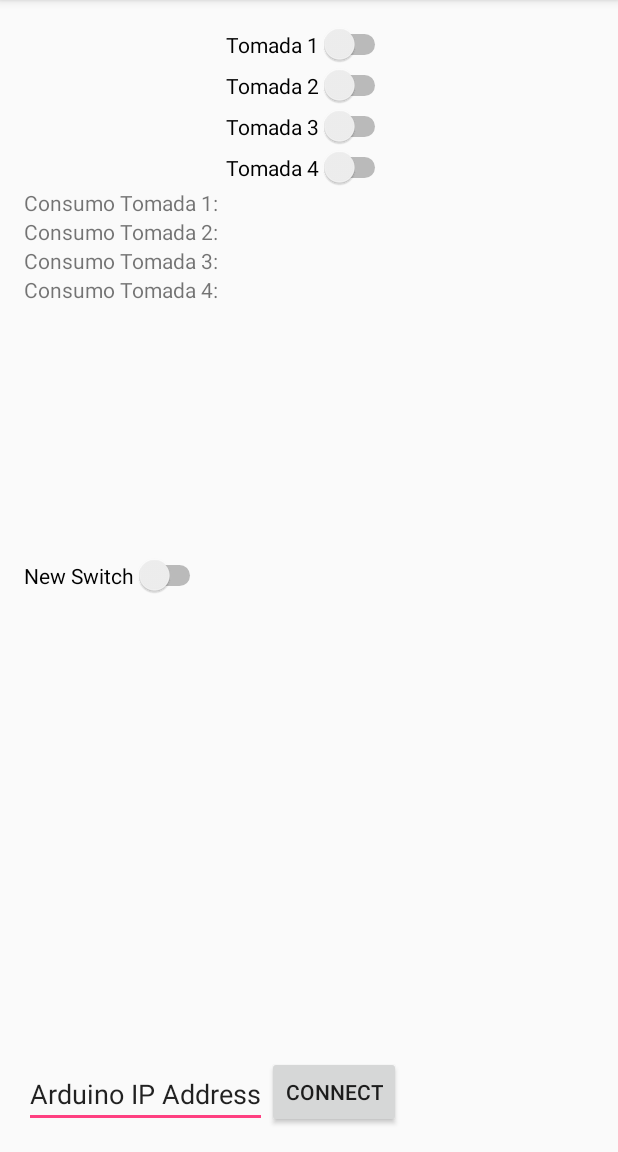
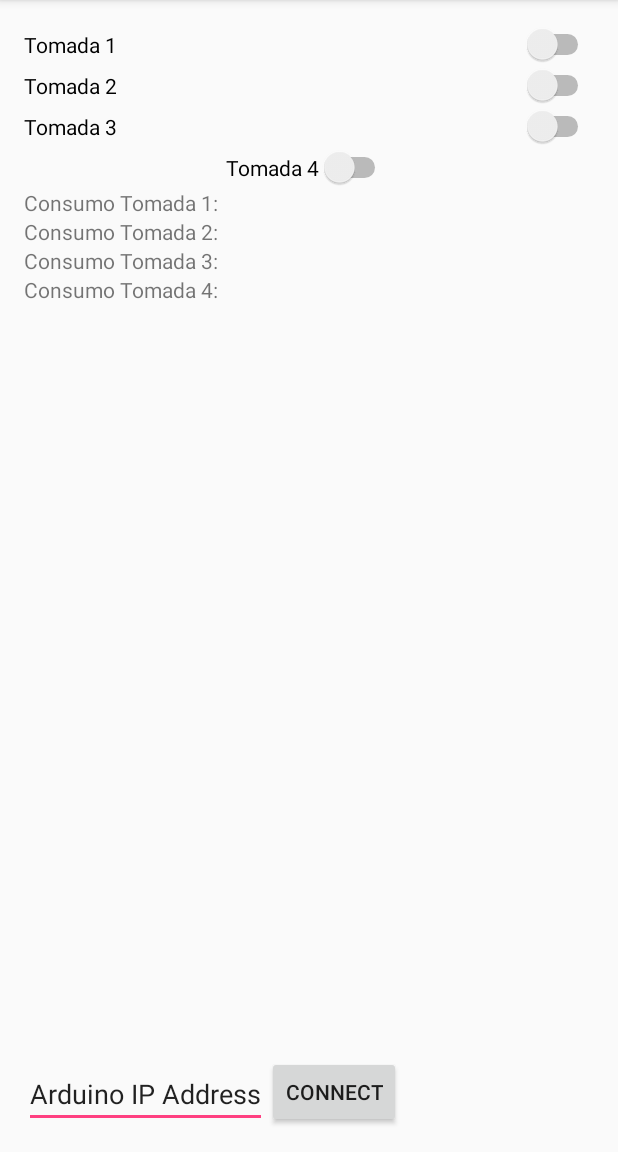
Before and after one commit to mariomenezes/ProjetoTCC, an Android app: the screen it shows after launch (MainActivity), on a phone screen of 412 x 824 dp, the part 84-1236 px from its top. Run offline under Robolectric (Android 15) with nearby library versions, the phone set to English and light mode, and no system bars; libraries missing offline, so code that uses them is left out: weka.associations, weka.core, weka.core.converters; 9 statements that could not run were skipped.

Commit message:
algumas correcoes status do botao

```diff
--- a/app/src/main/java/com/mmc/nanopower/MainActivity.java
+++ b/app/src/main/java/com/mmc/nanopower/MainActivity.java
@@ -2,9 +2,7 @@ package com.mmc.nanopower;
 
 import android.Manifest;
 import android.app.Activity;
-import android.content.Intent;
 import android.content.pm.PackageManager;
-import android.net.Uri;
 import android.support.v4.app.ActivityCompat;
 import android.support.v7.app.AppCompatActivity;
 import android.os.Bundle;
@@ -14,10 +12,12 @@ import android.widget.Button;
 import android.widget.CompoundButton;
 import android.widget.Switch;
 
-import com.mmc.nanopower.communication.SwitchStateListen;
+import com.mmc.nanopower.communication.SwitchStateListen1;
 import com.mmc.nanopower.Classification.AprioriClassifi;
-import com.mmc.nanopower.Genetic.TSP_GA;
 import com.mmc.nanopower.communication.ArduinoPostRequest;
+import com.mmc.nanopower.communication.SwitchStateListen2;
+import com.mmc.nanopower.communication.SwitchStateListen3;
+import com.mmc.nanopower.communication.SwitchStateListen4;
 
 
 //TODO provavelmente criar outra thread para verificar o estado dos botoes(dentro do onlistener nao funciona)
@@ -46,7 +46,14 @@ public class MainActivity extends AppCompatActivity {
         tomada_switch3 = (Switch) findViewById(R.id.tomada_switch3);
         tomada_switch4 = (Switch) findViewById(R.id.tomada_switch4);
 
-        new SwitchStateListen(tomada_switch1,tomada_switch2,tomada_switch3,tomada_switch4).execute();
+        new SwitchStateListen1(tomada_switch1).execute("tomada1");
+        new SwitchStateListen2(tomada_switch2).execute("tomada2");
+        new SwitchStateListen3(tomada_switch3).execute("tomada3");
+        new SwitchStateListen4(tomada_switch4).execute("tomada4");
+        //AsyncTask<String, Void, Boolean> s = new SwitchStateListen1(tomada_switch2).execute("tomada2");
+        //s.execute("tomada2");
+//        new SwitchStateListen1(tomada_switch3).execute("tomada3");
+//        new SwitchStateListen1(tomada_switch4).execute("tomada4");
 
         tomada_switch1.setOnCheckedChangeListener(new CompoundButton.OnCheckedChangeListener() {
 
@@ -156,7 +163,7 @@ public class MainActivity extends AppCompatActivity {
         //tomada_switch4.setChecked(true);
 
         //TSP_GA genetico = new TSP_GA(50, 100);
-//        SwitchStateListen s = new SwitchStateListen(tomada_switch1, tomada_switch2,tomada_switch3,tomada_switch4);
+//        SwitchStateListen1 s = new SwitchStateListen1(tomada_switch1, tomada_switch2,tomada_switch3,tomada_switch4);
         //s.execute("teste");
         //String stemp = s.getLinha();
         //s.setEstadoTomada(stemp);
--- a/app/src/main/java/com/mmc/nanopower/communication/SwitchStateListen.java
+++ b/app/src/main/java/com/mmc/nanopower/communication/SwitchStateListen1.java
@@ -12,27 +12,23 @@ import org.apache.http.impl.client.DefaultHttpClient;
 import java.io.BufferedReader;
 import java.io.InputStreamReader;
 import java.net.URI;
+import java.util.Arrays;
 
 /**
  * Created by mario on 15/09/16.
  */
-public class SwitchStateListen extends AsyncTask<String, Void, Boolean> {
+public class SwitchStateListen1 extends AsyncTask<String, String, Boolean> {
 
-    private Switch tomada1;
-    private Switch tomada2;
-    private Switch tomada3;
-    private Switch tomada4;
+    private Switch tomada;
 
-    public SwitchStateListen(Switch s1, Switch s2, Switch s3, Switch s4){
-        tomada1 = s1;
-        tomada2 = s2;
-        tomada3 = s3;
-        tomada4 = s4;
+    public SwitchStateListen1(Switch s){
+        tomada = s;
     }
 
     @Override
     protected Boolean doInBackground(String... params) {
 
+        Log.d("ENTROU", " CLASSE");
         String URL = "http://10.10.0.50/";
         String linha = "";
         Boolean Erro = true;
@@ -40,6 +36,7 @@ public class SwitchStateListen extends AsyncTask<String, Void, Boolean> {
         //if (params.length > 0)
             // faço qualquer coisa com os parâmetros
         while (true) {
+            Log.d("ENTROU", " WHILE");
             try {
 
                 Log.d("TOMADA agora ", " TESTE");
@@ -62,24 +59,59 @@ public class SwitchStateListen extends AsyncTask<String, Void, Boolean> {
                 linha = sb.toString();
 
                 Log.d("TESTANDO", linha);
-                setEstadoTomada(linha);
+                setEstadoTomada(params[0], linha);
+
 
                 Erro = false;
 
-            } catch (Exception e) {
+
+            }catch (Exception except) {
+                Log.e("TESTE ","CRASH StackTrace: "+ Arrays.toString(except.getStackTrace()));
                 Erro = true;
             }
+            /*catch (Exception e) {
+
+
+                Log.d("FALHOU"," TESTE");
+                Erro = true;
+            }*/
+
             return Erro;
-       }
+
+        }
     }
 
-    public void setEstadoTomada(String linha) {
+    public void setEstadoTomada(String id_tomada, String linha) {
 
-        Log.d("CHAMOU", " DOIDO");
-        tomada1.setChecked(linha.contains("te1on"));
-        tomada2.setChecked(linha.contains("te2on"));
-        tomada3.setChecked(linha.contains("te3on"));
-        tomada4.setChecked(linha.contains("te4on"));
+        Log.d("TESTE", " DOIDO");
+        switch(id_tomada) {
+
+            case "tomada1":
+                tomada.setChecked(linha.contains("te1on"));
+                break;
+            case "tomada2":
+                tomada.setChecked(linha.contains("te2on"));
+                break;
+            case "tomada3":
+                tomada.setChecked(linha.contains("te3on"));
+                break;
+            case "tomada4":
+                tomada.setChecked(linha.contains("te4on"));
+                break;
+        }
+        Log.d("CHEGOU", "FINAL");
+    }
+    @Override
+    protected void onProgressUpdate(String... params) {
+        Log.d("TESTE"," UPDATE");
+        // Runs on UI thread after publishProgress(Progress...) is invoked
+        // from doInBackground()
+        //return true;
     }
 
+    @Override
+    protected void onPostExecute(Boolean result) {
+        Log.d("TESTE", " EXECUTE");
+        // Runs on the UI thread after doInBackground()
+    }
 }
--- /dev/null
+++ b/app/src/main/java/com/mmc/nanopower/communication/SwitchStateListen2.java
@@ -0,0 +1,117 @@
+package com.mmc.nanopower.communication;
+
+import android.os.AsyncTask;
+import android.util.Log;
+import android.widget.Switch;
+
+import org.apache.http.HttpResponse;
+import org.apache.http.client.HttpClient;
+import org.apache.http.client.methods.HttpGet;
+import org.apache.http.impl.client.DefaultHttpClient;
+
+import java.io.BufferedReader;
+import java.io.InputStreamReader;
+import java.net.URI;
+import java.util.Arrays;
+
+/**
+ * Created by mario on 15/09/16.
+ */
+public class SwitchStateListen2 extends AsyncTask<String, String, Boolean> {
+
+    private Switch tomada;
+
+    public SwitchStateListen2(Switch s){
+        tomada = s;
+    }
+
+    @Override
+    protected Boolean doInBackground(String... params) {
+
+        Log.d("ENTROU", " CLASSE");
+        String URL = "http://10.10.0.50/";
+        String linha = "";
+        Boolean Erro = true;
+
+        //if (params.length > 0)
+        // faço qualquer coisa com os parâmetros
+        while (true) {
+            Log.d("ENTROU", " WHILE");
+            try {
+
+                Log.d("TOMADA agora ", " TESTE");
+                HttpClient client = new DefaultHttpClient();
+                HttpGet requisicao = new HttpGet();
+                requisicao.setHeader("Content-Type",
+                        "text/plain; charset=utf-8");
+                requisicao.setURI(new URI(URL));
+                HttpResponse resposta = client.execute(requisicao);
+                BufferedReader br = new BufferedReader(new InputStreamReader(
+                        resposta.getEntity().getContent()));
+                StringBuffer sb = new StringBuffer("");
+
+                while ((linha = br.readLine()) != null) {
+                    sb.append(linha);
+                }
+
+                br.close();
+
+                linha = sb.toString();
+
+                Log.d("TESTANDO", linha);
+                setEstadoTomada(params[0], linha);
+
+
+                Erro = false;
+
+
+            }catch (Exception except) {
+                Log.e("TESTE ","CRASH StackTrace: "+ Arrays.toString(except.getStackTrace()));
+                Erro = true;
+            }
+            /*catch (Exception e) {
+
+
+                Log.d("FALHOU"," TESTE");
+                Erro = true;
+            }*/
+
+            return Erro;
+
+        }
+    }
+
+    public void setEstadoTomada(String id_tomada, String linha) {
+
+        Log.d("TESTE", " DOIDO");
+        switch(id_tomada) {
+
+            case "tomada1":
+                tomada.setChecked(linha.contains("te1on"));
+                break;
+            case "tomada2":
+                tomada.setChecked(linha.contains("te2on"));
+                break;
+            case "tomada3":
+                tomada.setChecked(linha.contains("te3on"));
+                break;
+            case "tomada4":
+                tomada.setChecked(linha.contains("te4on"));
+                break;
+        }
+        Log.d("CHEGOU", "FINAL");
+    }
+    @Override
+    protected void onProgressUpdate(String... params) {
+        Log.d("TESTE"," UPDATE");
+        // Runs on UI thread after publishProgress(Progress...) is invoked
+        // from doInBackground()
+        //return true;
+    }
+
+    @Override
+    protected void onPostExecute(Boolean result) {
+        Log.d("TESTE", " EXECUTE");
+        // Runs on the UI thread after doInBackground()
+    }
+}
--- /dev/null
+++ b/app/src/main/java/com/mmc/nanopower/communication/SwitchStateListen3.java
@@ -0,0 +1,117 @@
+package com.mmc.nanopower.communication;
+
+import android.os.AsyncTask;
+import android.util.Log;
+import android.widget.Switch;
+
+import org.apache.http.HttpResponse;
+import org.apache.http.client.HttpClient;
+import org.apache.http.client.methods.HttpGet;
+import org.apache.http.impl.client.DefaultHttpClient;
+
+import java.io.BufferedReader;
+import java.io.InputStreamReader;
+import java.net.URI;
+import java.util.Arrays;
+
+/**
+ * Created by mario on 15/09/16.
+ */
+public class SwitchStateListen3 extends AsyncTask<String, String, Boolean> {
+
+    private Switch tomada;
+
+    public SwitchStateListen3(Switch s){
+        tomada = s;
+    }
+
+    @Override
+    protected Boolean doInBackground(String... params) {
+
+        Log.d("ENTROU", " CLASSE");
+        String URL = "http://10.10.0.50/";
+        String linha = "";
+        Boolean Erro = true;
+
+        //if (params.length > 0)
+        // faço qualquer coisa com os parâmetros
+        while (true) {
+            Log.d("ENTROU", " WHILE");
+            try {
+
+                Log.d("TOMADA agora ", " TESTE");
+                HttpClient client = new DefaultHttpClient();
+                HttpGet requisicao = new HttpGet();
+                requisicao.setHeader("Content-Type",
+                        "text/plain; charset=utf-8");
+                requisicao.setURI(new URI(URL));
+                HttpResponse resposta = client.execute(requisicao);
+                BufferedReader br = new BufferedReader(new InputStreamReader(
+                        resposta.getEntity().getContent()));
+                StringBuffer sb = new StringBuffer("");
+
+                while ((linha = br.readLine()) != null) {
+                    sb.append(linha);
+                }
+
+                br.close();
+
+                linha = sb.toString();
+
+                Log.d("TESTANDO", linha);
+                setEstadoTomada(params[0], linha);
+
+
+                Erro = false;
+
+
+            }catch (Exception except) {
+                Log.e("TESTE ","CRASH StackTrace: "+ Arrays.toString(except.getStackTrace()));
+                Erro = true;
+            }
+            /*catch (Exception e) {
+
+
+                Log.d("FALHOU"," TESTE");
+                Erro = true;
+            }*/
+
+            return Erro;
+
+        }
+    }
+
+    public void setEstadoTomada(String id_tomada, String linha) {
+
+        Log.d("TESTE", " DOIDO");
+        switch(id_tomada) {
+
+            case "tomada1":
+                tomada.setChecked(linha.contains("te1on"));
+                break;
+            case "tomada2":
+                tomada.setChecked(linha.contains("te2on"));
+                break;
+            case "tomada3":
+                tomada.setChecked(linha.contains("te3on"));
+                break;
+            case "tomada4":
+                tomada.setChecked(linha.contains("te4on"));
+                break;
+        }
+        Log.d("CHEGOU", "FINAL");
+    }
+    @Override
+    protected void onProgressUpdate(String... params) {
+        Log.d("TESTE"," UPDATE");
+        // Runs on UI thread after publishProgress(Progress...) is invoked
+        // from doInBackground()
+        //return true;
+    }
+
+    @Override
+    protected void onPostExecute(Boolean result) {
+        Log.d("TESTE", " EXECUTE");
+        // Runs on the UI thread after doInBackground()
+    }
+}
--- /dev/null
+++ b/app/src/main/java/com/mmc/nanopower/communication/SwitchStateListen4.java
@@ -0,0 +1,117 @@
+package com.mmc.nanopower.communication;
+
+import android.os.AsyncTask;
+import android.util.Log;
+import android.widget.Switch;
+
+import org.apache.http.HttpResponse;
+import org.apache.http.client.HttpClient;
+import org.apache.http.client.methods.HttpGet;
+import org.apache.http.impl.client.DefaultHttpClient;
+
+import java.io.BufferedReader;
+import java.io.InputStreamReader;
+import java.net.URI;
+import java.util.Arrays;
+
+/**
+ * Created by mario on 15/09/16.
+ */
+public class SwitchStateListen4 extends AsyncTask<String, String, Boolean> {
+
+    private Switch tomada;
+
+    public SwitchStateListen4(Switch s){
+        tomada = s;
+    }
+
+    @Override
+    protected Boolean doInBackground(String... params) {
+
+        Log.d("ENTROU", " TOMADA4");
+        String URL = "http://10.10.0.50/";
+        String linha = "";
+        Boolean Erro = true;
+
+        //if (params.length > 0)
+        // faço qualquer coisa com os parâmetros
+        while (true) {
+            Log.d("ENTROU", " WHILE");
+            try {
+
+                Log.d("TOMADA agora ", " TESTE");
+                HttpClient client = new DefaultHttpClient();
+                HttpGet requisicao = new HttpGet();
+                requisicao.setHeader("Content-Type",
+                        "text/plain; charset=utf-8");
+                requisicao.setURI(new URI(URL));
+                HttpResponse resposta = client.execute(requisicao);
+                BufferedReader br = new BufferedReader(new InputStreamReader(
+                        resposta.getEntity().getContent()));
+                StringBuffer sb = new StringBuffer("");
+
+                while ((linha = br.readLine()) != null) {
+                    sb.append(linha);
+                }
+
+                br.close();
+
+                linha = sb.toString();
+
+                Log.d("TESTANDO", linha);
+                setEstadoTomada(params[0], linha);
+
+
+                Erro = false;
+
+
+            }catch (Exception except) {
+                Log.e("TESTE ","CRASH StackTrace: "+ Arrays.toString(except.getStackTrace()));
+                Erro = true;
+            }
+            /*catch (Exception e) {
+
+
+                Log.d("FALHOU"," TESTE");
+                Erro = true;
+            }*/
+
+            return Erro;
+
+        }
+    }
+
+    public void setEstadoTomada(String id_tomada, String linha) {
+
+        Log.d("TESTE", " TOMADA4");
+        switch(id_tomada) {
+
+            case "tomada1":
+                tomada.setChecked(linha.contains("te1on"));
+                break;
+            case "tomada2":
+                tomada.setChecked(linha.contains("te2on"));
+                break;
+            case "tomada3":
+                tomada.setChecked(linha.contains("te3on"));
+                break;
+            case "tomada4":
+                tomada.setChecked(linha.contains("te4on"));
+                break;
+        }
+        Log.d("CHEGOU", "FINAL");
+    }
+    @Override
+    protected void onProgressUpdate(String... params) {
+        Log.d("TESTE"," UPDATE");
+        // Runs on UI thread after publishProgress(Progress...) is invoked
+        // from doInBackground()
+        //return true;
+    }
+
+    @Override
+    protected void onPostExecute(Boolean result) {
+        Log.d("TESTE", " EXECUTE");
+        // Runs on the UI thread after doInBackground()
+    }
+}
--- a/app/src/main/res/layout/activity_main.xml
+++ b/app/src/main/res/layout/activity_main.xml
@@ -10,15 +10,14 @@
     tools:context="com.mmc.nanopower.MainActivity">
 
     <Switch
-        android:layout_width="wrap_content"
+        android:layout_width="fill_parent"
         android:layout_height="wrap_content"
         android:text="Tomada 1"
         android:id="@+id/tomada_switch1"
-        android:layout_centerHorizontal="true"
         android:checked="false" />
 
     <Switch
-        android:layout_width="wrap_content"
+        android:layout_width="fill_parent"
         android:layout_height="wrap_content"
         android:text="Tomada 2"
         android:id="@+id/tomada_switch2"
@@ -29,18 +28,18 @@
     <Switch
         android:layout_width="wrap_content"
         android:layout_height="wrap_content"
-        android:text="Tomada 3"
-        android:id="@+id/tomada_switch3"
-        android:layout_below="@+id/tomada_switch2"
+        android:text="Tomada 4"
+        android:id="@+id/tomada_switch4"
+        android:layout_below="@+id/tomada_switch3"
         android:layout_centerHorizontal="true"
         android:checked="false" />
 
     <Switch
-        android:layout_width="wrap_content"
+        android:layout_width="fill_parent"
         android:layout_height="wrap_content"
-        android:text="Tomada 4"
-        android:id="@+id/tomada_switch4"
-        android:layout_below="@+id/tomada_switch3"
+        android:text="Tomada 3"
+        android:id="@+id/tomada_switch3"
+        android:layout_below="@+id/tomada_switch2"
         android:layout_centerHorizontal="true"
         android:checked="false" />
 
@@ -102,13 +101,4 @@
         android:layout_alignParentLeft="true"
         android:layout_alignParentStart="true" />
 
-    <Switch
-        android:layout_width="wrap_content"
-        android:layout_height="wrap_content"
-        android:text="New Switch"
-        android:id="@+id/switch_teste"
-        android:layout_centerVertical="true"
-        android:layout_alignParentLeft="true"
-        android:layout_alignParentStart="true"
-        android:checked="false" />
 </RelativeLayout>
```
Also changed, not shown: 1 other file.
